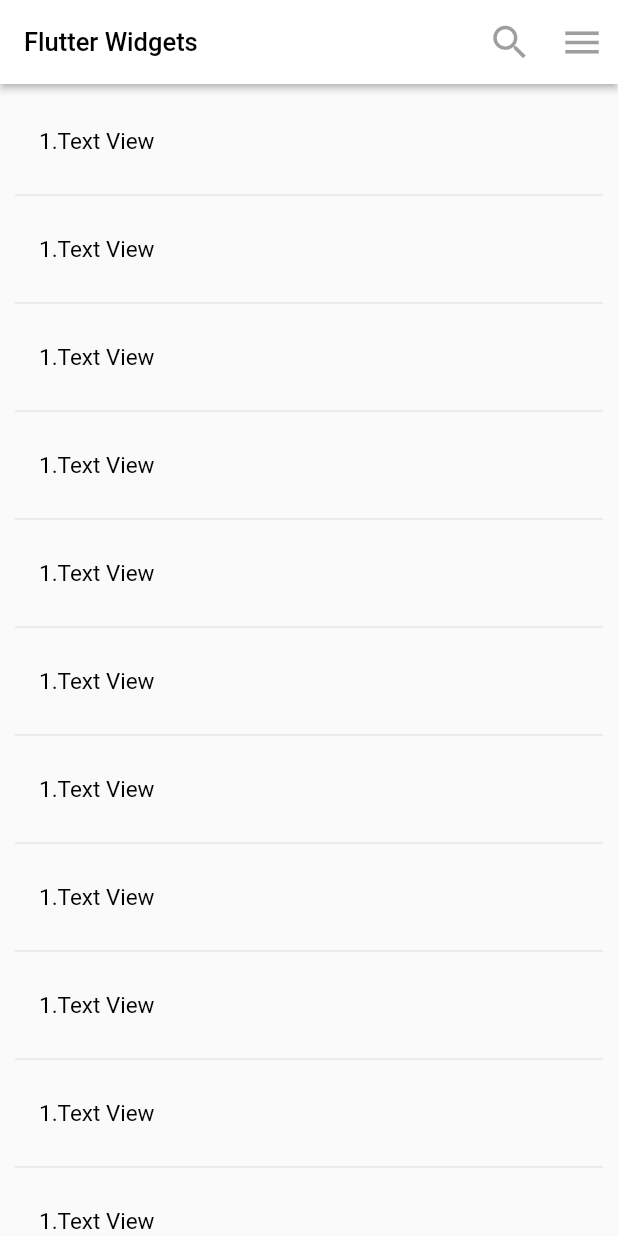
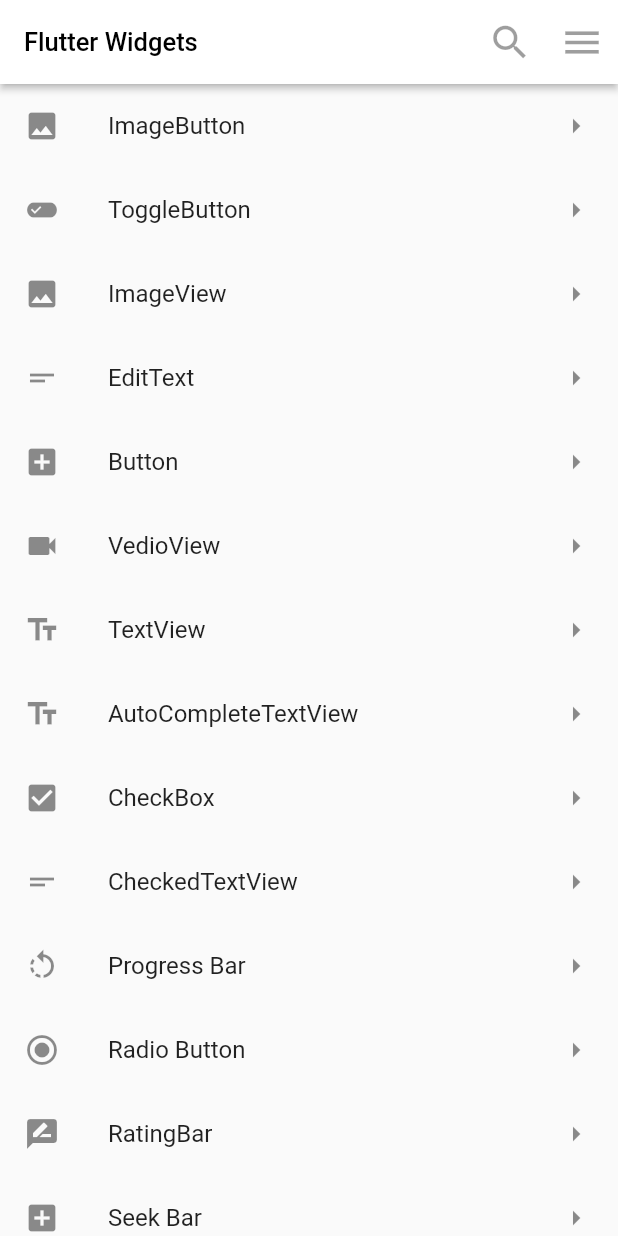
Before and after one commit to AthulKrishna14310/flutter_app, a Flutter app: the screen it shows after launch, on a phone screen of 412 x 824 dp. Run offline on Flutter 3.47's test engine with Material 2 defaults, Android fonts, the phone set to English and light mode, and no system bars.

Commit message:
Commit 3

```diff
--- a/lib/UI/Home.dart
+++ b/lib/UI/Home.dart
@@ -1,16 +1,16 @@
 import 'package:flutter/material.dart';
 import 'package:flutter_app/UI/MyAppBar.dart';
-import 'package:flutter_app/UI/MyListViewBuilder.dart';
+import 'package:flutter_app/UI/MyListView.dart';
 
 
 class Home extends StatelessWidget {
-  // ignore: must_be_immutable
+
    MyAppBar myAppBar;
-   MyListViewBuilder myListViewBuidler;
+   MyListView myListView;
 
    Home(){
     myAppBar=new MyAppBar();
-    myListViewBuidler=new MyListViewBuilder();
+    myListView=new MyListView();
    }
 
   @override
@@ -18,7 +18,7 @@ class Home extends StatelessWidget {
 
     return new Scaffold(
       appBar:myAppBar.initiateAppBar(),
-      body: myListViewBuidler.initiateListBuilder()
+      body: myListView.initiateListView()
     );
 
     }
--- a/lib/UI/MyListTile.dart
+++ b/lib/UI/MyListTile.dart
@@ -2,20 +2,188 @@ import 'package:flutter/material.dart';
 
 class MyListTile{
 
-  ListTile listTile;
+  ListTile _listTileButton=new ListTile(
+    leading: Icon(Icons.add_box),
+    trailing: Icon(Icons.arrow_right),
+    title: Text("Button"),
+  );
 
-  MyListTile(){
-          listTile=new ListTile(
-          title: new Text("1. TextView",
-          style: new TextStyle(
-            color: Colors.black,
-            fontSize: 16
-          ),
-          ),
+  ListTile _listTileTextView=new ListTile(
+    leading: Icon(Icons.text_fields),
+    trailing: Icon(Icons.arrow_right),
+    title: Text("TextView"),
+  );
+  ListTile _listTileEditText=new ListTile(
+    leading: Icon(Icons.short_text),
+    trailing: Icon(Icons.arrow_right),
+    title: Text("EditText"),
+  );
 
-        );
+  ListTile _listTileImageView=new ListTile(
+    leading: Icon(Icons.image),
+    trailing: Icon(Icons.arrow_right),
+    title: Text("ImageView"),
+  );
 
-  }
+  ListTile _listTileImageButton=new ListTile(
+    leading: Icon(Icons.image),
+    trailing: Icon(Icons.arrow_right),
+    title: Text("ImageButton"),
+  );
+  ListTile _listTileVedioView=new ListTile(
+    leading: Icon(Icons.videocam),
+    trailing: Icon(Icons.arrow_right),
+    title: Text("VedioView"),
+  );
+  ListTile _listTileToggleButton=new ListTile(
+    leading: Icon(Icons.edit_attributes),
+    trailing: Icon(Icons.arrow_right),
+    title: Text("ToggleButton"),
+  );
+  ListTile _listTileRadioButton=new ListTile(
+    leading: Icon(Icons.radio_button_checked),
+    trailing: Icon(Icons.arrow_right),
+    title: Text("Radio Button"),
+  );
+  ListTile _listTileCheckBox=new ListTile(
+    leading: Icon(Icons.check_box),
+    trailing: Icon(Icons.arrow_right),
+    title: Text("CheckBox"),
+  );
+  ListTile _listTileRatingBar=new ListTile(
+    leading: Icon(Icons.rate_review),
+    trailing: Icon(Icons.arrow_right),
+    title: Text("RatingBar"),
+  );
+  ListTile _listTileProgressBar=new ListTile(
+    leading: Icon(Icons.rotate_left),
+    trailing: Icon(Icons.arrow_right),
+    title: Text("Progress Bar"),
+  );
+  ListTile _listTileSeekBar=new ListTile(
+    leading: Icon(Icons.add_box),
+    trailing: Icon(Icons.arrow_right),
+    title: Text("Seek Bar"),
+  );
+  ListTile _listTileSwitch=new ListTile(
+    leading: Icon(Icons.add_box),
+    trailing: Icon(Icons.arrow_right),
+    title: Text("Switcher"),
+  );
+  ListTile _listTileSpinner=new ListTile(
+    leading: Icon(Icons.loop),
+    trailing: Icon(Icons.arrow_right),
+    title: Text("Spinner"),
+  );
+  ListTile _listTileAutoCompleteTextView=new ListTile(
+    leading: Icon(Icons.text_fields),
+    trailing: Icon(Icons.arrow_right),
+    title: Text("AutoCompleteTextView"),
+  );
+  ListTile _listTileCheckedTextView=new ListTile(
+    leading: Icon(Icons.short_text),
+    trailing: Icon(Icons.arrow_right),
+    title: Text("CheckedTextView"),
+  );
+/*  ListTile _listTileTextSwitcher;
+  ListTile _listTileImageSwitcher;
+  ListTile _listTileAdaptViewFlipper;
+  ListTile _listTileDatePicker;
+  ListTile _listTileTimePicker;
+  ListTile _listTileChronometer;
+  ListTile _listTileToast;
+  ListTile _listTilePositionToast;
+  ListTile _listTileCustomToast;
+  ListTile _listTileListView;
+  ListTile _listTileCustomListView;
+  ListTile _listTileExpandableListView;
+  ListTile _listTileGridView;
+  ListTile _listTileWebView;
+  ListTile _listTileSearchView;
+  ListTile _listTileTextClock;
+  ListTile _listTileTextInputEditText;
+  ListTile _listTileFloatingActionButton;
+  ListTile _listTileSnackBar;
+  ListTile _listTileBottomNavigation;
+  ListTile _listTileBottomSheets;
+  ListTile _listTileNavigationDrawers;
+*/
+  ListTile get listTileButton => _listTileButton;
+
+  ListTile get listTileTextView => _listTileTextView;
+
+  ListTile get listTileEditText => _listTileEditText;
+
+  ListTile get listTileImageView => _listTileImageView;
+
+  ListTile get listTileImageButton => _listTileImageButton;
+/*
+  ListTile get listTileNavigationDrawers => _listTileNavigationDrawers;
+
+  ListTile get listTileBottomSheets => _listTileBottomSheets;
+
+  ListTile get listTileBottomNavigation => _listTileBottomNavigation;
+
+  ListTile get listTileSnackBar => _listTileSnackBar;
+
+  ListTile get listTileFloatingActionButton => _listTileFloatingActionButton;
+
+  ListTile get listTileTextInputEditText => _listTileTextInputEditText;
+
+  ListTile get listTileTextClock => _listTileTextClock;
+
+  ListTile get listTileSearchView => _listTileSearchView;
+
+  ListTile get listTileWebView => _listTileWebView;
+
+  ListTile get listTileGridView => _listTileGridView;
+
+  ListTile get listTileExpandableListView => _listTileExpandableListView;
+
+  ListTile get listTileCustomListView => _listTileCustomListView;
+
+  ListTile get listTileListView => _listTileListView;
+
+  ListTile get listTileCustomToast => _listTileCustomToast;
+
+  ListTile get listTilePositionToast => _listTilePositionToast;
+
+  ListTile get listTileToast => _listTileToast;
+
+  ListTile get listTileChronometer => _listTileChronometer;
+
+  ListTile get listTileTimePicker => _listTileTimePicker;
+
+  ListTile get listTileDatePicker => _listTileDatePicker;
+
+  ListTile get listTileAdaptViewFlipper => _listTileAdaptViewFlipper;
+
+  ListTile get listTileImageSwitcher => _listTileImageSwitcher;
+
+  ListTile get listTileTextSwitcher => _listTileTextSwitcher;
+*/
+  ListTile get listTileCheckedTextView => _listTileCheckedTextView;
+
+
+  ListTile get listTileAutoCompleteTextView => _listTileAutoCompleteTextView;
+
+  ListTile get listTileSpinner => _listTileSpinner;
+
+  ListTile get listTileSwitch => _listTileSwitch;
+
+  ListTile get listTileSeekBar => _listTileSeekBar;
+
+  ListTile get listTileProgressBar => _listTileProgressBar;
+
+  ListTile get listTileRatingBar => _listTileRatingBar;
+
+  ListTile get listTileCheckBox => _listTileCheckBox;
+
+  ListTile get listTileRadioButton => _listTileRadioButton;
+
+  ListTile get listTileToggleButton => _listTileToggleButton;
+
+  ListTile get listTileVedioView => _listTileVedioView;
 
 
 }
--- /dev/null
+++ b/lib/UI/MyListView.dart
@@ -0,0 +1,37 @@
+import 'package:flutter/material.dart';
+import 'package:flutter_app/UI/MyListTile.dart';
+
+class MyListView {
+
+  ListView    listView;
+  MyListTile  myListTile;
+
+  MyListView(){
+      myListTile=new MyListTile();
+      listView=new  ListView(
+      children: <Widget>[
+       myListTile.listTileImageButton,
+        myListTile.listTileToggleButton,
+        myListTile.listTileImageView,
+        myListTile.listTileEditText,
+        myListTile.listTileButton,
+        myListTile.listTileVedioView,
+        myListTile.listTileTextView,
+        myListTile.listTileAutoCompleteTextView,
+        myListTile.listTileCheckBox,
+        myListTile.listTileCheckedTextView,
+        myListTile.listTileProgressBar,
+        myListTile.listTileRadioButton,
+        myListTile.listTileRatingBar,
+        myListTile.listTileSeekBar,
+        myListTile.listTileSpinner,
+        myListTile.listTileSwitch
+      ],
+    );
+
+  }
+
+  ListView initiateListView(){
+    return listView;
+  }
+}
--- a/lib/UI/MyListViewBuilder.dart
+++ /dev/null
@@ -1,25 +0,0 @@
-import 'package:flutter/cupertino.dart';
-import 'package:flutter/material.dart';
-import 'package:flutter/widgets.dart';
-
-class MyListViewBuilder {
-
-  Widget initiateListBuilder() {
-
-    return new ListView.builder(
-
-      padding: const EdgeInsets.all(10.0),
-      itemBuilder: (context, i) {
-        if (i.isOdd) return Divider();
-        return new ListTile(
-              title: new Text("1.Text View",
-              style: new TextStyle(
-                  color: Colors.black,
-                  fontSize: 15
-              )),
-        );
-        },
-
-    );
-  }
-}
```
